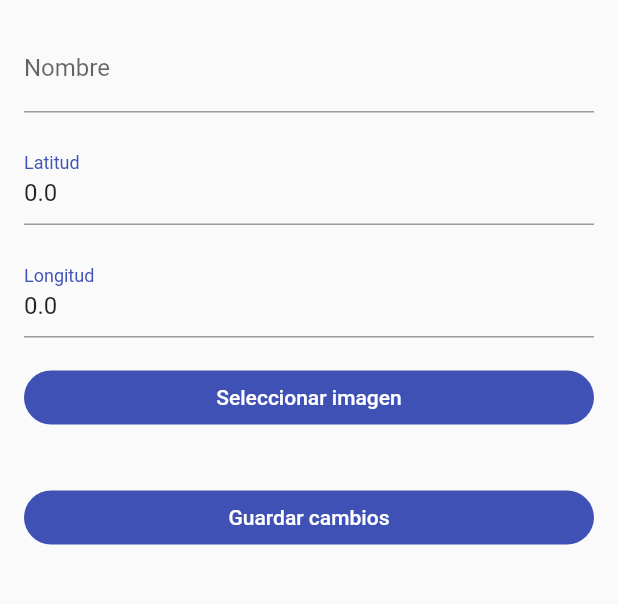
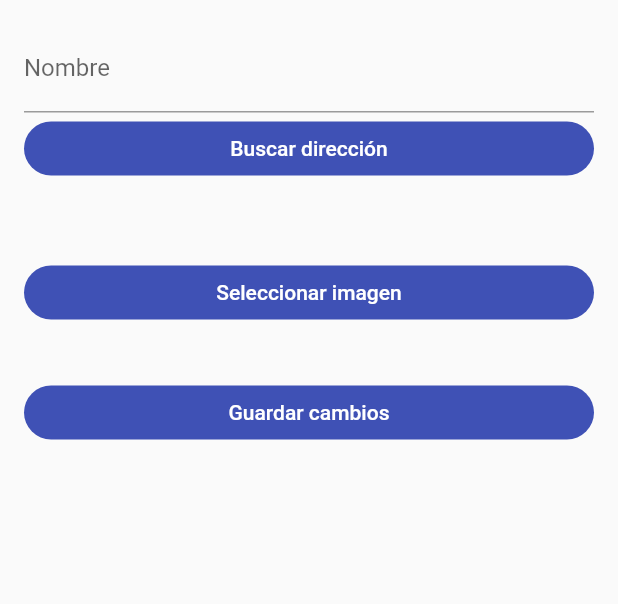
Before and after one commit to alexisjv/eventoApp, a Flutter app: the EventoForm screen opened directly, on a phone screen of 412 x 824 dp, the part 84-688 px from its top. Run offline on Flutter 3.47's test engine with Material 2 defaults, Android fonts, the phone set to English and light mode, and no system bars; our stand-ins replace flutter_map, geocoding, geolocator, image_picker, latlong2; missing offline and left inert: flutter_map_marker_cluster.

Commit message:
se agregó la funcionalidad de buscar direcciones e imprime la lat y lng, falta capturar esa info y pasarla al formulario

```diff
--- a/flutter_evento/flutter_evento/lib/screens/home_screen.dart
+++ b/flutter_evento/flutter_evento/lib/screens/home_screen.dart
@@ -2,8 +2,6 @@ import 'package:flutter/material.dart';
 import 'package:flutter_evento/router/app_routes.dart';
 import 'package:flutter_evento/themes/app_theme.dart';
 import 'package:flutter_evento/widgets/evento_form.dart';
-
-import '../models/evento.dart';
 
 class HomeScreen extends StatelessWidget {
   const HomeScreen({Key? key}) : super(key: key);
@@ -36,7 +34,7 @@ class HomeScreen extends StatelessWidget {
             child: const Icon(Icons.add),
             onPressed: () {
               Navigator.push(context,
-                  MaterialPageRoute(builder: (context) => EventoForm()));
+                  MaterialPageRoute(builder: (context) => const EventoForm()));
             }));
   }
 }
--- a/flutter_evento/flutter_evento/lib/screens/listview2_screen.dart
+++ b/flutter_evento/flutter_evento/lib/screens/listview2_screen.dart
@@ -20,10 +20,7 @@ class Listview2Screen extends StatelessWidget {
                 Icons.arrow_forward_ios,
                 color: Colors.amber,
               ),
-              onTap: () {
-                final option = options[index];
-                print(option);
-              }),
+              onTap: () {}),
           separatorBuilder: (_, __) => const Divider(),
         ));
   }
--- a/flutter_evento/flutter_evento/lib/services/evento_service.dart
+++ b/flutter_evento/flutter_evento/lib/services/evento_service.dart
@@ -17,8 +17,6 @@ class EventoService extends ChangeNotifier {
     request.fields['name'] = eventoData.name;
     request.fields['lat'] = eventoData.lat.toString();
     request.fields['lng'] = eventoData.lng.toString();
-    print(eventoData.name);
-    print(eventoData.lat);
 
     // Crear un objeto MultipartFile a partir del archivo File
     final fileStream = http.ByteStream(Stream.castFrom(file.openRead()));
@@ -34,12 +32,9 @@ class EventoService extends ChangeNotifier {
     if (response.statusCode == 200) {
       // Si el servidor responde con un código 200 (OK),
       // puedes procesar la respuesta aquí
-      print(await response.stream.bytesToString());
     } else {
       // Si el servidor responde con un código distinto a 200,
       // debes manejar el error aquí
-      print(
-          'Error al enviar los datos. Código de respuesta: ${response.statusCode}');
     }
   }
 
@@ -60,27 +55,4 @@ class EventoService extends ChangeNotifier {
         desiredAccuracy: LocationAccuracy.low);
     return [position.latitude, position.longitude];
   }
-
-  /*  Future<List<LatLng>> getNearEventos() async {
-    List<double> position = getPosition();
-    List<LatLng> locations = [
-      LatLng(37.7749, -122.4194),
-      LatLng(37.7858, -122.4064),
-      LatLng(37.7775, -122.4162),
-      LatLng(37.7767, -122.3942),
-      LatLng(37.7949, -122.4084),
-    ];
-    final Distance distance = Distance();
-    final LatLng currentPosition = LatLng(position[0], position[1]); // Ubicación actual
-    List<LatLng> filteredLocations = locations
-        .where((location) =>
-            distance.as(
-              LengthUnit.Kilometer,
-              currentPosition,
-              location,
-            ) <=
-            2)
-        .toList();
-    return filteredLocations;
-  } */
 }
--- a/flutter_evento/flutter_evento/lib/themes/app_theme.dart
+++ b/flutter_evento/flutter_evento/lib/themes/app_theme.dart
@@ -17,8 +17,8 @@ class AppTheme {
           const AppBarTheme(color: primary, elevation: 0, centerTitle: true),
 
       // TextButtons
-      textButtonTheme:
-          TextButtonThemeData(style: TextButton.styleFrom(primary: primary)),
+      textButtonTheme: TextButtonThemeData(
+          style: TextButton.styleFrom(foregroundColor: primary)),
 
       // FloatingActionButtons
       floatingActionButtonTheme: const FloatingActionButtonThemeData(
@@ -27,7 +27,7 @@ class AppTheme {
       // ElevatedButtons
       elevatedButtonTheme: ElevatedButtonThemeData(
           style: ElevatedButton.styleFrom(
-              primary: AppTheme.primary,
+              backgroundColor: AppTheme.primary,
               shape: const StadiumBorder(),
               elevation: 0)),
 
--- a/flutter_evento/flutter_evento/lib/widgets/evento_form.dart
+++ b/flutter_evento/flutter_evento/lib/widgets/evento_form.dart
@@ -1,8 +1,10 @@
 import 'dart:io';
 import 'package:flutter/material.dart';
+import 'package:flutter_evento/widgets/search_address.dart';
 import 'package:image_picker/image_picker.dart';
 import '../models/evento.dart';
 import '../services/evento_service.dart';
+import 'package:latlong2/latlong.dart';
 
 class EventoForm extends StatefulWidget {
   const EventoForm({super.key});
@@ -19,11 +21,18 @@ class EventoFormState extends State<EventoForm> {
   double? _lat;
   double? _lng;
   String? _coverImage;
+  String? adress;
+  TextEditingController _addressController = TextEditingController();
+  List<String> _suggestions = [];
+  List _searchResults = [];
+
   late File image;
   Evento evento = Evento(id: 0, name: "", coverImage: "", lat: 0.0, lng: 0.0);
 
   @override
   Widget build(BuildContext context) {
+    final eventoService = EventoService();
+
     return Scaffold(
       appBar: AppBar(
         title: Text('Editar evento'),
@@ -49,38 +58,17 @@ class EventoFormState extends State<EventoForm> {
                     evento.name = value!;
                   },
                 ),
-                const SizedBox(height: 16.0),
-                TextFormField(
-                  initialValue: evento.lat.toString(),
-                  keyboardType: TextInputType.number,
-                  decoration: InputDecoration(labelText: 'Latitud'),
-                  validator: (value) {
-                    if (value == null || value.isEmpty) {
-                      return 'Por favor ingrese una latitud';
-                    }
-                    return null;
+                ElevatedButton(
+                  onPressed: () {
+                    showModalBottomSheet(
+                      context: context,
+                      builder: (_) => SearchAddress(),
+                    );
                   },
-                  onSaved: (value) {
-                    if (value != null && value.isNotEmpty) {
-                      evento.lat = double.parse(value);
-                    }
-                  },
+                  child: Text('Buscar dirección'),
                 ),
                 const SizedBox(height: 16.0),
-                TextFormField(
-                  initialValue: evento.lng.toString(),
-                  keyboardType: TextInputType.number,
-                  decoration: InputDecoration(labelText: 'Longitud'),
-                  validator: (value) {
-                    if (value == null || value.isEmpty) {
-                      return 'Por favor ingrese una longitud';
-                    }
-                    return null;
-                  },
-                  onSaved: (value) {
-                    evento.lng = double.parse(value!);
-                  },
-                ),
+                const SizedBox(height: 16.0),
                 const SizedBox(height: 16.0),
                 ElevatedButton(
                   onPressed: () async {
```
Also changed, not shown: flutter_evento/flutter_evento/lib/screens/filter_screen.dart (+5 -15 lines), flutter_evento/flutter_evento/lib/screens/google_map_screen.dart (+1 -33 lines), flutter_evento/flutter_evento/lib/screens/inputs_screen.dart (+6 -18 lines), flutter_evento/flutter_evento/lib/widgets/search_address.dart (added, +96 -0 lines), flutter_evento/flutter_evento/pubspec.yaml (+9 -0 lines), flutter_evento/flutter_evento/pubspec.lock, 7 other files.
